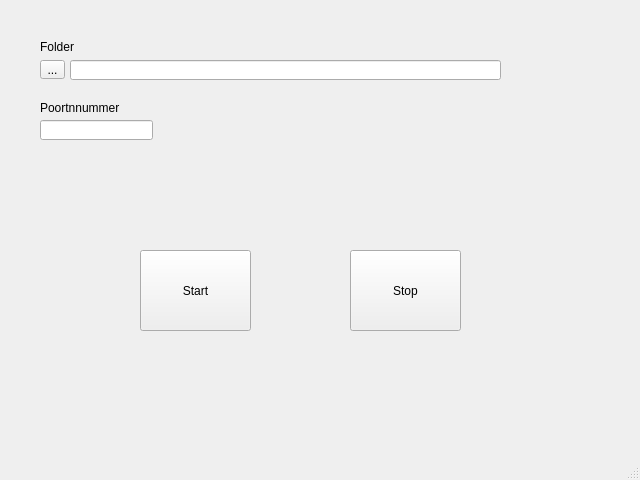
This is ui_files/main_window.ui in jebr/FileSharing as Qt 5 draws it before an edit. The edited form follows.
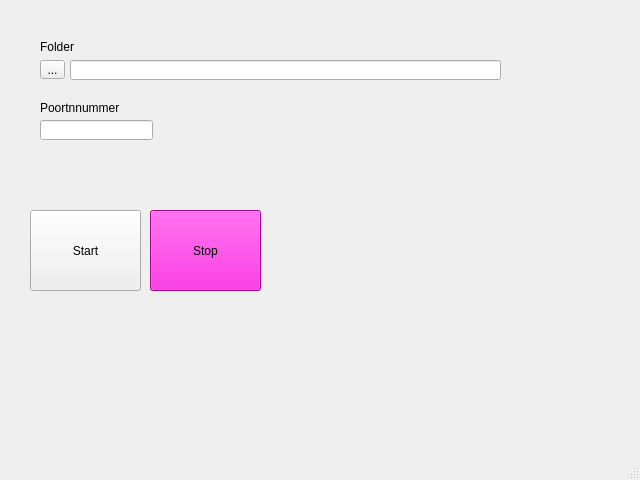
This is the edited form.

```diff
--- a/ui_files/main_window.ui
+++ b/ui_files/main_window.ui
@@ -17,8 +17,8 @@
    <widget class="QPushButton" name="pushButton">
     <property name="geometry">
      <rect>
-      <x>140</x>
-      <y>250</y>
+      <x>30</x>
+      <y>210</y>
       <width>111</width>
       <height>81</height>
      </rect>
@@ -30,12 +30,427 @@
    <widget class="QPushButton" name="pushButton_2">
     <property name="geometry">
      <rect>
-      <x>350</x>
-      <y>250</y>
+      <x>150</x>
+      <y>210</y>
       <width>111</width>
       <height>81</height>
      </rect>
     </property>
+    <property name="palette">
+     <palette>
+      <active>
+       <colorrole role="WindowText">
+        <brush brushstyle="SolidPattern">
+         <color alpha="255">
+          <red>0</red>
+          <green>0</green>
+          <blue>0</blue>
+         </color>
+        </brush>
+       </colorrole>
+       <colorrole role="Button">
+        <brush brushstyle="SolidPattern">
+         <color alpha="255">
+          <red>233</red>
+          <green>0</green>
+          <blue>203</blue>
+         </color>
+        </brush>
+       </colorrole>
+       <colorrole role="Light">
+        <brush brushstyle="SolidPattern">
+         <color alpha="255">
+          <red>255</red>
+          <green>94</green>
+          <blue>235</blue>
+         </color>
+        </brush>
+       </colorrole>
+       <colorrole role="Midlight">
+        <brush brushstyle="SolidPattern">
+         <color alpha="255">
+          <red>244</red>
+          <green>47</green>
+          <blue>219</blue>
+         </color>
+        </brush>
+       </colorrole>
+       <colorrole role="Dark">
+        <brush brushstyle="SolidPattern">
+         <color alpha="255">
+          <red>116</red>
+          <green>0</green>
+          <blue>101</blue>
+         </color>
+        </brush>
+       </colorrole>
+       <colorrole role="Mid">
+        <brush brushstyle="SolidPattern">
+         <color alpha="255">
+          <red>155</red>
+          <green>0</green>
+          <blue>135</blue>
+         </color>
+        </brush>
+       </colorrole>
+       <colorrole role="Text">
+        <brush brushstyle="SolidPattern">
+         <color alpha="255">
+          <red>0</red>
+          <green>0</green>
+          <blue>0</blue>
+         </color>
+        </brush>
+       </colorrole>
+       <colorrole role="BrightText">
+        <brush brushstyle="SolidPattern">
+         <color alpha="255">
+          <red>255</red>
+          <green>255</green>
+          <blue>255</blue>
+         </color>
+        </brush>
+       </colorrole>
+       <colorrole role="ButtonText">
+        <brush brushstyle="SolidPattern">
+         <color alpha="255">
+          <red>0</red>
+          <green>0</green>
+          <blue>0</blue>
+         </color>
+        </brush>
+       </colorrole>
+       <colorrole role="Base">
+        <brush brushstyle="SolidPattern">
+         <color alpha="255">
+          <red>255</red>
+          <green>255</green>
+          <blue>255</blue>
+         </color>
+        </brush>
+       </colorrole>
+       <colorrole role="Window">
+        <brush brushstyle="SolidPattern">
+         <color alpha="255">
+          <red>233</red>
+          <green>0</green>
+          <blue>203</blue>
+         </color>
+        </brush>
+       </colorrole>
+       <colorrole role="Shadow">
+        <brush brushstyle="SolidPattern">
+         <color alpha="255">
+          <red>0</red>
+          <green>0</green>
+          <blue>0</blue>
+         </color>
+        </brush>
+       </colorrole>
+       <colorrole role="AlternateBase">
+        <brush brushstyle="SolidPattern">
+         <color alpha="255">
+          <red>244</red>
+          <green>127</green>
+          <blue>229</blue>
+         </color>
+        </brush>
+       </colorrole>
+       <colorrole role="ToolTipBase">
+        <brush brushstyle="SolidPattern">
+         <color alpha="255">
+          <red>255</red>
+          <green>255</green>
+          <blue>220</blue>
+         </color>
+        </brush>
+       </colorrole>
+       <colorrole role="ToolTipText">
+        <brush brushstyle="SolidPattern">
+         <color alpha="255">
+          <red>0</red>
+          <green>0</green>
+          <blue>0</blue>
+         </color>
+        </brush>
+       </colorrole>
+      </active>
+      <inactive>
+       <colorrole role="WindowText">
+        <brush brushstyle="SolidPattern">
+         <color alpha="255">
+          <red>0</red>
+          <green>0</green>
+          <blue>0</blue>
+         </color>
+        </brush>
+       </colorrole>
+       <colorrole role="Button">
+        <brush brushstyle="SolidPattern">
+         <color alpha="255">
+          <red>233</red>
+          <green>0</green>
+          <blue>203</blue>
+         </color>
+        </brush>
+       </colorrole>
+       <colorrole role="Light">
+        <brush brushstyle="SolidPattern">
+         <color alpha="255">
+          <red>255</red>
+          <green>94</green>
+          <blue>235</blue>
+         </color>
+        </brush>
+       </colorrole>
+       <colorrole role="Midlight">
+        <brush brushstyle="SolidPattern">
+         <color alpha="255">
+          <red>244</red>
+          <green>47</green>
+          <blue>219</blue>
+         </color>
+        </brush>
+       </colorrole>
+       <colorrole role="Dark">
+        <brush brushstyle="SolidPattern">
+         <color alpha="255">
+          <red>116</red>
+          <green>0</green>
+          <blue>101</blue>
+         </color>
+        </brush>
+       </colorrole>
+       <colorrole role="Mid">
+        <brush brushstyle="SolidPattern">
+         <color alpha="255">
+          <red>155</red>
+          <green>0</green>
+          <blue>135</blue>
+         </color>
+        </brush>
+       </colorrole>
+       <colorrole role="Text">
+        <brush brushstyle="SolidPattern">
+         <color alpha="255">
+          <red>0</red>
+          <green>0</green>
+          <blue>0</blue>
+         </color>
+        </brush>
+       </colorrole>
+       <colorrole role="BrightText">
+        <brush brushstyle="SolidPattern">
+         <color alpha="255">
+          <red>255</red>
+          <green>255</green>
+          <blue>255</blue>
+         </color>
+        </brush>
+       </colorrole>
+       <colorrole role="ButtonText">
+        <brush brushstyle="SolidPattern">
+         <color alpha="255">
+          <red>0</red>
+          <green>0</green>
+          <blue>0</blue>
+         </color>
+        </brush>
+       </colorrole>
+       <colorrole role="Base">
+        <brush brushstyle="SolidPattern">
+         <color alpha="255">
+          <red>255</red>
+          <green>255</green>
+          <blue>255</blue>
+         </color>
+        </brush>
+       </colorrole>
+       <colorrole role="Window">
+        <brush brushstyle="SolidPattern">
+         <color alpha="255">
+          <red>233</red>
+          <green>0</green>
+          <blue>203</blue>
+         </color>
+        </brush>
+       </colorrole>
+       <colorrole role="Shadow">
+        <brush brushstyle="SolidPattern">
+         <color alpha="255">
+          <red>0</red>
+          <green>0</green>
+          <blue>0</blue>
+         </color>
+        </brush>
+       </colorrole>
+       <colorrole role="AlternateBase">
+        <brush brushstyle="SolidPattern">
+         <color alpha="255">
+          <red>244</red>
+          <green>127</green>
+          <blue>229</blue>
+         </color>
+        </brush>
+       </colorrole>
+       <colorrole role="ToolTipBase">
+        <brush brushstyle="SolidPattern">
+         <color alpha="255">
+          <red>255</red>
+          <green>255</green>
+          <blue>220</blue>
+         </color>
+        </brush>
+       </colorrole>
+       <colorrole role="ToolTipText">
+        <brush brushstyle="SolidPattern">
+         <color alpha="255">
+          <red>0</red>
+          <green>0</green>
+          <blue>0</blue>
+         </color>
+        </brush>
+       </colorrole>
+      </inactive>
+      <disabled>
+       <colorrole role="WindowText">
+        <brush brushstyle="SolidPattern">
+         <color alpha="255">
+          <red>116</red>
+          <green>0</green>
+          <blue>101</blue>
+         </color>
+        </brush>
+       </colorrole>
+       <colorrole role="Button">
+        <brush brushstyle="SolidPattern">
+         <color alpha="255">
+          <red>233</red>
+          <green>0</green>
+          <blue>203</blue>
+         </color>
+        </brush>
+       </colorrole>
+       <colorrole role="Light">
+        <brush brushstyle="SolidPattern">
+         <color alpha="255">
+          <red>255</red>
+          <green>94</green>
+          <blue>235</blue>
+         </color>
+        </brush>
+       </colorrole>
+       <colorrole role="Midlight">
+        <brush brushstyle="SolidPattern">
+         <color alpha="255">
+          <red>244</red>
+          <green>47</green>
+          <blue>219</blue>
+         </color>
+        </brush>
+       </colorrole>
+       <colorrole role="Dark">
+        <brush brushstyle="SolidPattern">
+         <color alpha="255">
+          <red>116</red>
+          <green>0</green>
+          <blue>101</blue>
+         </color>
+        </brush>
+       </colorrole>
+       <colorrole role="Mid">
+        <brush brushstyle="SolidPattern">
+         <color alpha="255">
+          <red>155</red>
+          <green>0</green>
+          <blue>135</blue>
+         </color>
+        </brush>
+       </colorrole>
+       <colorrole role="Text">
+        <brush brushstyle="SolidPattern">
+         <color alpha="255">
+          <red>116</red>
+          <green>0</green>
+          <blue>101</blue>
+         </color>
+        </brush>
+       </colorrole>
+       <colorrole role="BrightText">
+        <brush brushstyle="SolidPattern">
+         <color alpha="255">
+          <red>255</red>
+          <green>255</green>
+          <blue>255</blue>
+         </color>
+        </brush>
+       </colorrole>
+       <colorrole role="ButtonText">
+        <brush brushstyle="SolidPattern">
+         <color alpha="255">
+          <red>116</red>
+          <green>0</green>
+          <blue>101</blue>
+         </color>
+        </brush>
+       </colorrole>
+       <colorrole role="Base">
+        <brush brushstyle="SolidPattern">
+         <color alpha="255">
+          <red>233</red>
+          <green>0</green>
+          <blue>203</blue>
+         </color>
+        </brush>
+       </colorrole>
+       <colorrole role="Window">
+        <brush brushstyle="SolidPattern">
+         <color alpha="255">
+          <red>233</red>
+          <green>0</green>
+          <blue>203</blue>
+         </color>
+        </brush>
+       </colorrole>
+       <colorrole role="Shadow">
+        <brush brushstyle="SolidPattern">
+         <color alpha="255">
+          <red>0</red>
+          <green>0</green>
+          <blue>0</blue>
+         </color>
+        </brush>
+       </colorrole>
+       <colorrole role="AlternateBase">
+        <brush brushstyle="SolidPattern">
+         <color alpha="255">
+          <red>233</red>
+          <green>0</green>
+          <blue>203</blue>
+         </color>
+        </brush>
+       </colorrole>
+       <colorrole role="ToolTipBase">
+        <brush brushstyle="SolidPattern">
+         <color alpha="255">
+          <red>255</red>
+          <green>255</green>
+          <blue>220</blue>
+         </color>
+        </brush>
+       </colorrole>
+       <colorrole role="ToolTipText">
+        <brush brushstyle="SolidPattern">
+         <color alpha="255">
+          <red>0</red>
+          <green>0</green>
+          <blue>0</blue>
+         </color>
+        </brush>
+       </colorrole>
+      </disabled>
+     </palette>
+    </property>
     <property name="text">
      <string>Stop</string>
     </property>
@@ -81,7 +496,7 @@
      <rect>
       <x>40</x>
       <y>100</y>
-      <width>81</width>
+      <width>111</width>
       <height>16</height>
      </rect>
     </property>
```
Left out of the diff: 8 changed lines with no effect on the pictures.
